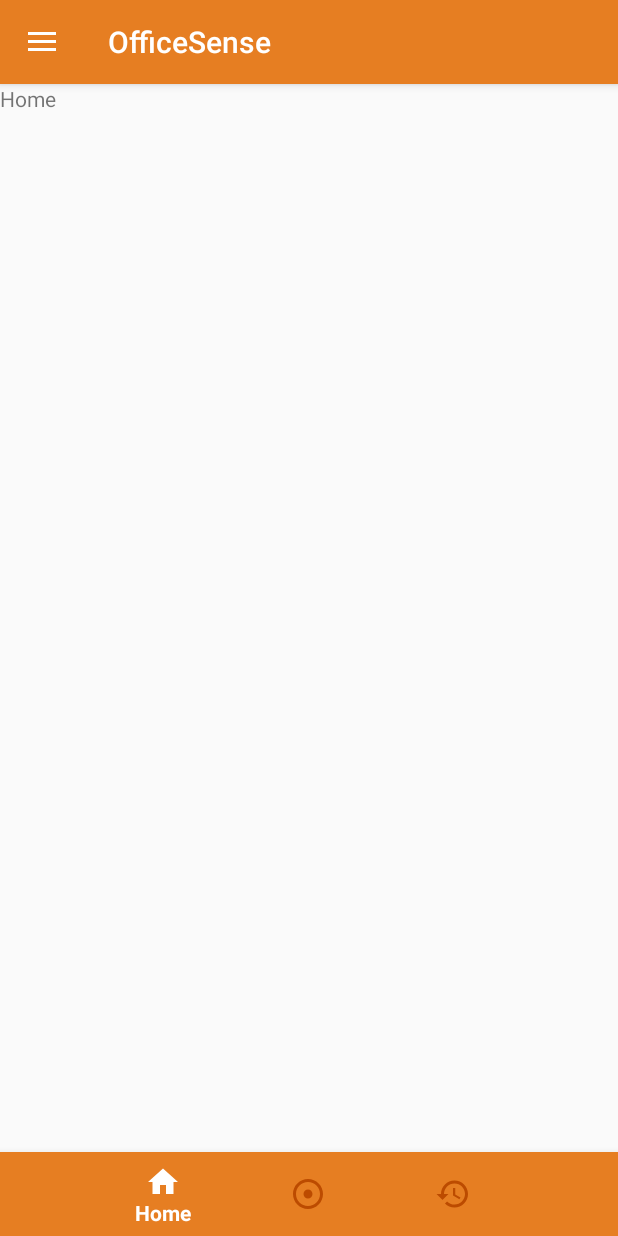
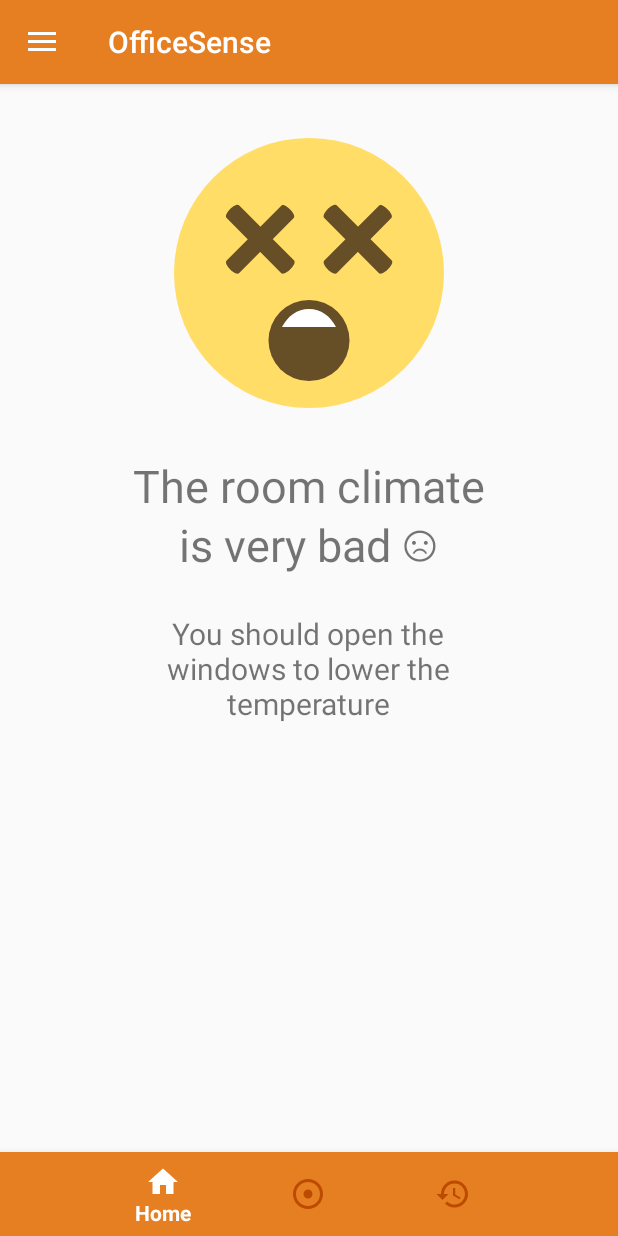
Before and after one commit to Sharknoon/MobileComputing-OfficeSense, an Android app: the screen it shows after launch (HomeActivity), on a phone screen of 412 x 824 dp. Run offline under Robolectric (Android 15) with nearby library versions, the phone set to English and light mode, and no system bars; libraries missing offline, so code that uses them is left out: com.github.mikephil.charting, com.jakewharton.threetenabp, com.loopj.android, cz.msebera.android; 1 statement that could not run was skipped.

Commit message:
- removed noise
Signed-off-by: Josua Frank <jo391fra@htwg-konstanz.de>

```diff
--- /dev/null
+++ b/app/src/main/res/drawable/ic_emoji_dead.xml
@@ -0,0 +1,24 @@
+<vector xmlns:android="http://schemas.android.com/apk/res/android"
+    android:width="24dp"
+    android:height="24dp"
+    android:viewportWidth="64"
+    android:viewportHeight="64">
+    <path
+        android:fillColor="#ffdd67"
+        android:pathData="M32,32m-30,0a30,30 0,1 1,60 0a30,30 0,1 1,-60 0" />
+    <path
+        android:fillColor="#664e27"
+        android:pathData="M28.6,19.8L16.5,32c-0.8,0.8 -3.6,-2 -2.8,-2.8L25.9,17c0.7,-0.7 3.5,2.1 2.7,2.8" />
+    <path
+        android:fillColor="#664e27"
+        android:pathData="M25.8,32L13.7,19.8c-0.8,-0.8 2,-3.6 2.8,-2.8l12.2,12.2c0.7,0.8 -2.1,3.6 -2.9,2.8M50.3,19.8L38.2,32c-0.8,0.8 -3.6,-2 -2.8,-2.8L47.6,17c0.7,-0.7 3.5,2.1 2.7,2.8" />
+    <path
+        android:fillColor="#664e27"
+        android:pathData="M47.5,32L35.4,19.8c-0.8,-0.8 2,-3.6 2.8,-2.8l12.2,12.2c0.7,0.8 -2.1,3.6 -2.9,2.8" />
+    <path
+        android:fillColor="#664e27"
+        android:pathData="M32,47m-9,0a9,9 0,1 1,18 0a9,9 0,1 1,-18 0" />
+    <path
+        android:fillColor="#fff"
+        android:pathData="M26,44c1.2,-2.4 3.4,-4 6,-4s4.8,1.6 6,4H26" />
+</vector>
--- a/app/src/main/res/layout/fragment_home.xml
+++ b/app/src/main/res/layout/fragment_home.xml
@@ -1,13 +1,39 @@
 <?xml version="1.0" encoding="utf-8"?>
-<FrameLayout xmlns:android="http://schemas.android.com/apk/res/android"
+<LinearLayout xmlns:android="http://schemas.android.com/apk/res/android"
+    xmlns:app="http://schemas.android.com/apk/res-auto"
     xmlns:tools="http://schemas.android.com/tools"
     android:layout_width="match_parent"
     android:layout_height="match_parent"
+    android:orientation="vertical"
     tools:context=".fragments.HomeFragment">
 
+    <ImageView
+        android:id="@+id/smiley_image_view"
+        android:layout_width="@android:dimen/thumbnail_height"
+        android:layout_height="@android:dimen/thumbnail_width"
+        android:layout_gravity="center_horizontal"
+        android:layout_marginTop="30dp"
+        android:contentDescription="@string/room_climate"
+        app:srcCompat="@drawable/ic_emoji_dead" />
+
     <TextView
-        android:layout_width="match_parent"
-        android:layout_height="match_parent"
-        android:text="@string/title_home" />
+        android:id="@+id/info_text_view"
+        android:layout_width="250dp"
+        android:layout_height="wrap_content"
+        android:layout_gravity="center_horizontal"
+        android:layout_marginTop="25dp"
+        android:text="The room climate is very bad ☹"
+        android:textAlignment="center"
+        android:textSize="30sp" />
 
-</FrameLayout>
+    <TextView
+        android:id="@+id/info2_text_view"
+        android:layout_width="250dp"
+        android:layout_height="wrap_content"
+        android:layout_gravity="center_horizontal"
+        android:layout_marginTop="25dp"
+        android:text="You should open the windows to lower the temperature"
+        android:textAlignment="center"
+        android:textSize="20sp" />
+
+</LinearLayout>
--- a/app/src/main/res/values/strings.xml
+++ b/app/src/main/res/values/strings.xml
@@ -22,6 +22,7 @@
     <string name="one_week">1 Week</string>
     <string name="one_month">1 Month</string>
     <string name="one_year">1 Year</string>
+    <string name="room_climate">room climate</string>
 
 
 </resources>
```
Also changed, not shown: app/src/main/java/de/sharknoon/officesense/fragments/HomeFragment.kt (+11 -0 lines), app/src/main/java/de/sharknoon/officesense/models/RoomStates.kt (added, +11 -0 lines), app/src/main/res/drawable/ic_emoji_bad.xml (added, +18 -0 lines), app/src/main/res/drawable/ic_emoji_good.xml (added, +21 -0 lines), app/src/main/res/drawable/ic_emoji_great.xml (added, +18 -0 lines), app/src/main/res/drawable/ic_emoji_okay.xml (added, +18 -0 lines), app/src/main/res/layout/fragment_sensors.xml (+3 -10 lines).
